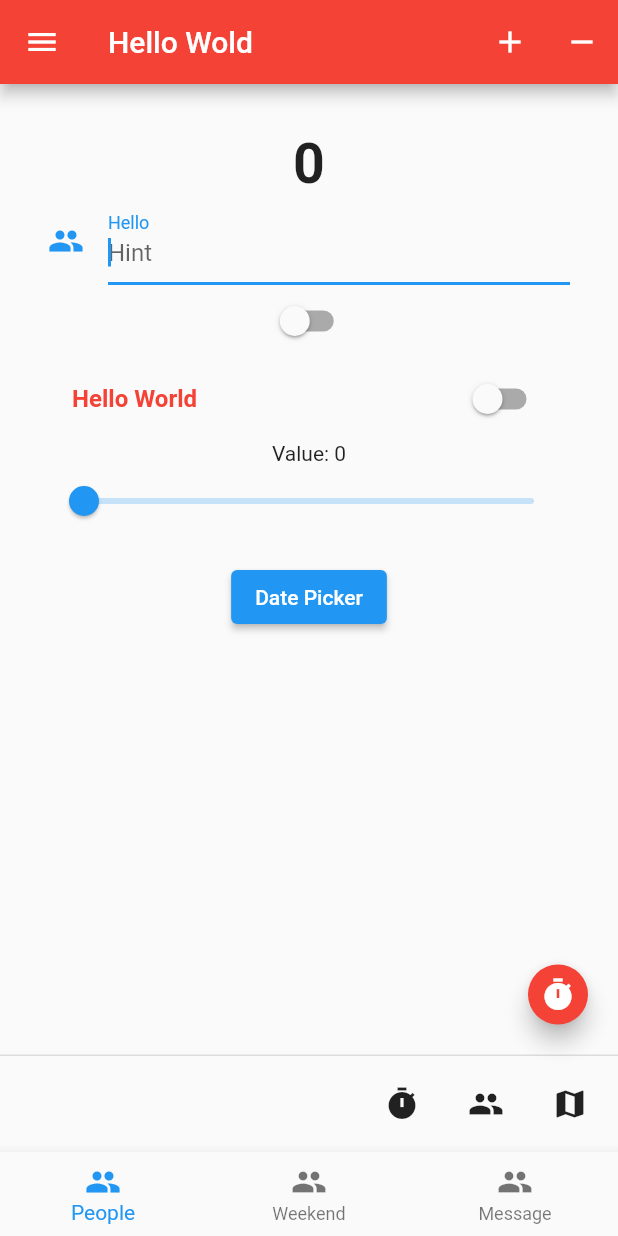
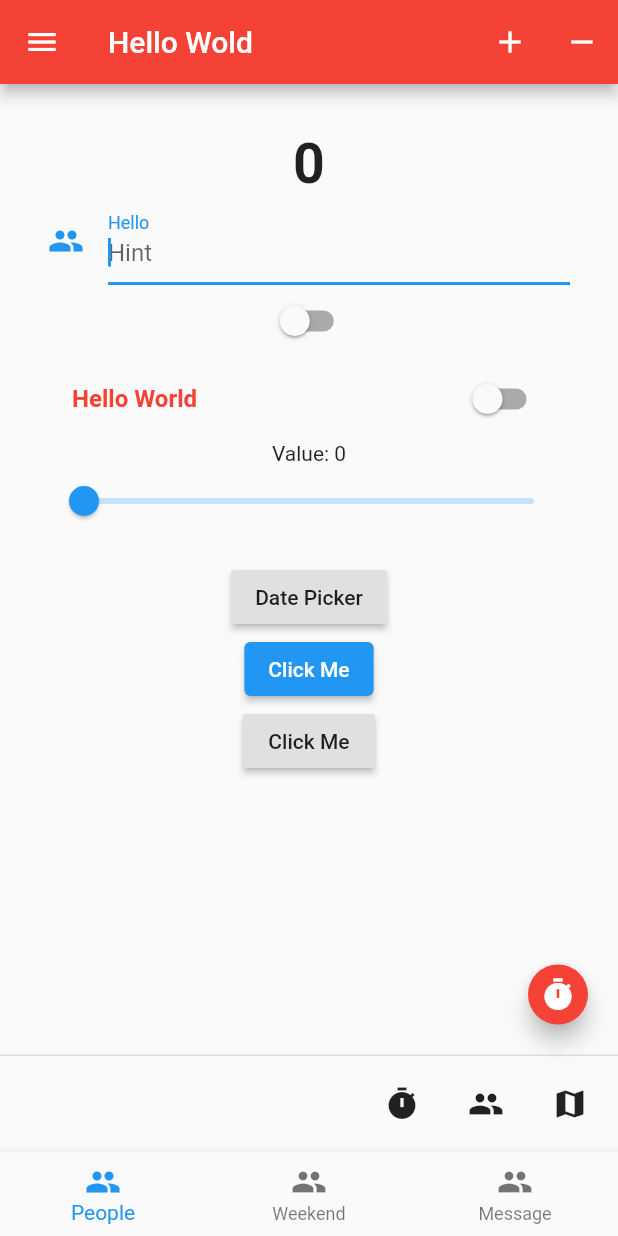
Before and after one commit to RandilCPiumantha/flutter-demo, a Flutter app: the screen it shows after launch, on a phone screen of 412 x 824 dp. Run offline on Flutter 3.47's test engine with Material 2 defaults, Android fonts, the phone set to English and light mode, and no system bars.

Commit message:
add bottom Sheet and Snak Bar

```diff
--- a/lib/main.dart
+++ b/lib/main.dart
@@ -16,6 +16,13 @@ class MyApp extends StatefulWidget{
 
 class _State extends State<MyApp>{
 
+  final GlobalKey<ScaffoldState> _scaffoldstate = new GlobalKey<ScaffoldState>();
+
+  void _showbar(){
+    _scaffoldstate.currentState?.showSnackBar(new SnackBar(content: new Text("Hello Wold")));
+  }
+
+
 
   List<BottomNavigationBarItem> _items = [];
   String _value = " ";
@@ -25,9 +32,27 @@ class _State extends State<MyApp>{
 
   @override
   void initState() {
-  _items.add(new BottomNavigationBarItem(icon: new Icon(Icons.people), title: new Text("People")));
-  _items.add(new BottomNavigationBarItem(icon: new Icon(Icons.people), title: new Text("Weekend")));
-  _items.add(new BottomNavigationBarItem(icon: new Icon(Icons.people), title: new Text("Message")));
+  _items.add(new BottomNavigationBarItem(icon: new Icon(Icons.people), label:"People"));
+  _items.add(new BottomNavigationBarItem(icon: new Icon(Icons.people), label:"Weekend"));
+  _items.add(new BottomNavigationBarItem(icon: new Icon(Icons.people), label:"Message"));
+  }
+
+  void _showButton(){
+    showModalBottomSheet <void>(
+        context: context,
+        builder: (BuildContext context){
+            return new Container(
+              padding: new EdgeInsets.all(15.0),
+              child: new Row(
+                mainAxisAlignment: MainAxisAlignment.center,
+                children: <Widget>[
+                  new Text("Some info here", style: new TextStyle(color: Colors.red,fontWeight: FontWeight.bold)),
+                  new ElevatedButton(onPressed:() => Navigator.pop(context), child:new Text("Close"))
+                ],
+              ),
+            );
+        }
+    );
   }
 
 
@@ -120,6 +145,7 @@ class _State extends State<MyApp>{
   @override
   Widget build(BuildContext context) {
     return new Scaffold(
+      key:_scaffoldstate,
       appBar: new AppBar(
         title: new Text("Hello Wold"),
         backgroundColor: Colors.red,
@@ -156,9 +182,9 @@ class _State extends State<MyApp>{
 
       bottomNavigationBar: new BottomNavigationBar(
           items:_items,
-        fixedColor: Colors.blue,
-        currentIndex:_index,
-        onTap: (int item){
+          fixedColor: Colors.blue,
+          currentIndex:_index,
+          onTap: (int item){
             setState(() {
               _index = item;
               _value = "Current value is ${_index.toString()}";
@@ -194,9 +220,12 @@ class _State extends State<MyApp>{
             new Text("Value: ${(_slider * 100).round()}"),
             new Slider(value:_slider, onChanged:_setValue),
             new Text(_value),
-            new ElevatedButton(onPressed:_selectDate, child: new Text("Date Picker"),
-            ),
-            // new Checkbox(value:_value1, onChanged:_value1Changed),
+            new RaisedButton(onPressed:_selectDate, child: new Text("Date Picker")),
+              new ElevatedButton(onPressed:_showButton, child:new Text("Click Me")),
+              new RaisedButton(onPressed:_showbar, child: new Text("Click Me")),
+
+
+              // new Checkbox(value:_value1, onChanged:_value1Changed),
             //   new CheckboxListTile(
             //       value:_value2,
             //       onChanged:_value2Changed,
```
